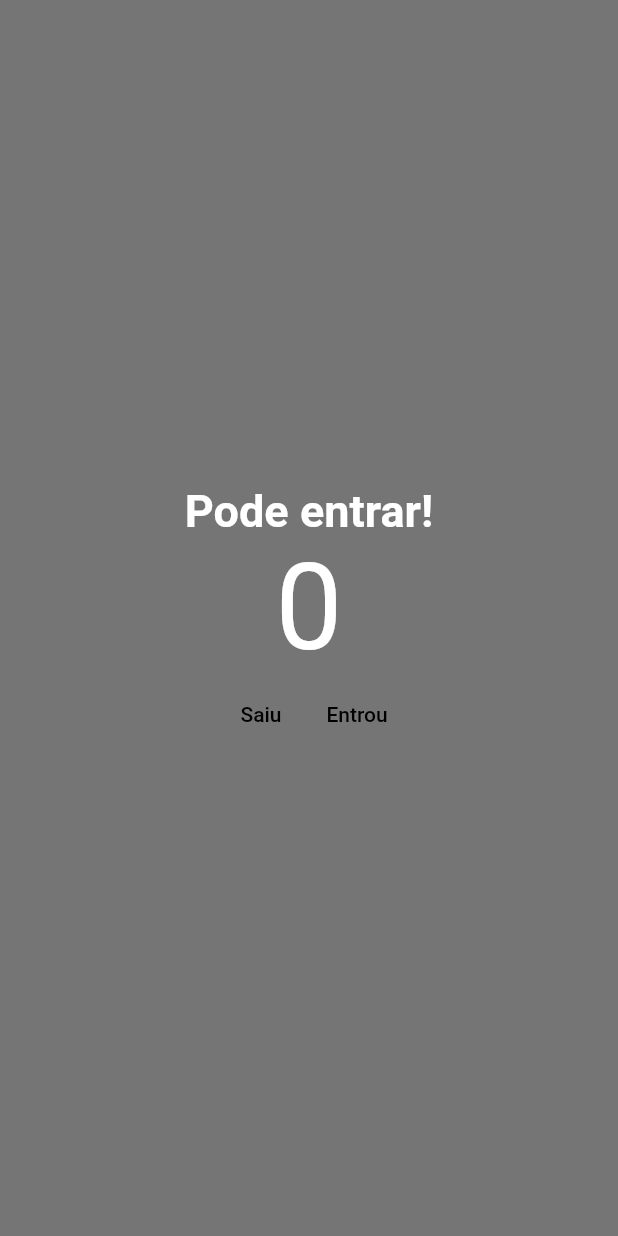
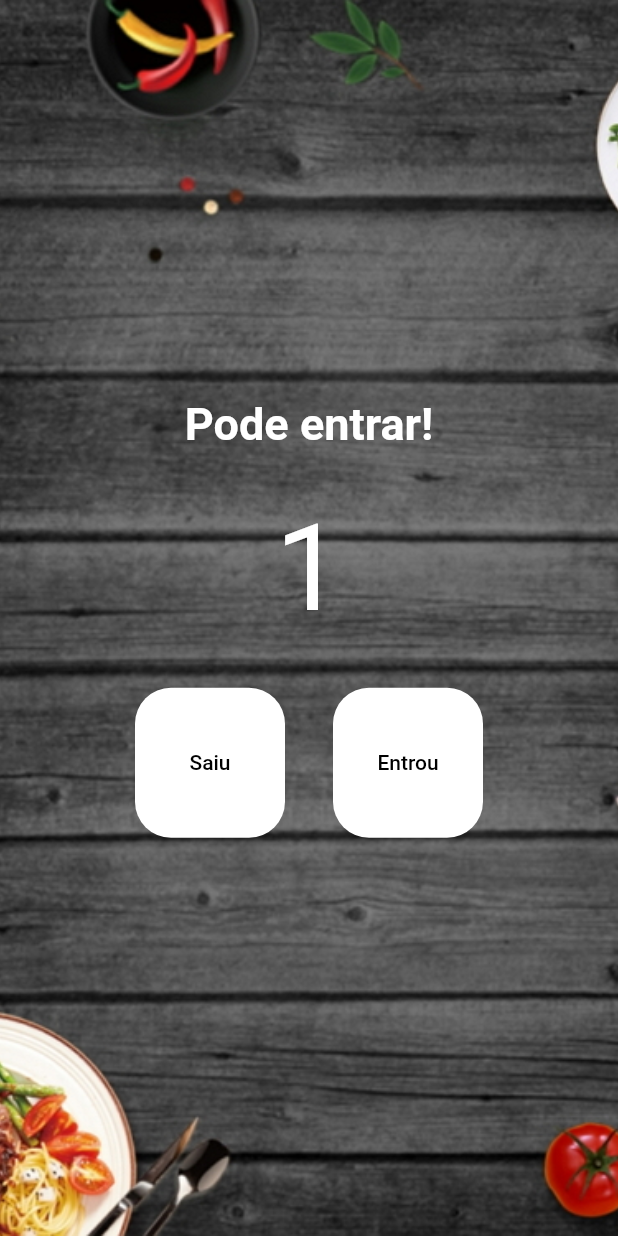
Before and after one commit to tiagofribeiro/flutter-basics, a Flutter app: the screen it shows after launch, after a tap on "Entrou", on a phone screen of 412 x 824 dp. Run offline on Flutter 3.47's test engine with Material 2 defaults, Android fonts, the phone set to English and light mode, and no system bars.

Commit message:
Finished app
Added StatefulWidget, functional counter, bg image and number verifications (get isEmpty/isFull)

```diff
--- a/lib/main.dart
+++ b/lib/main.dart
@@ -12,69 +12,116 @@ class MyApp extends StatelessWidget {
 
   @override
   Widget build(BuildContext context) {
-    return const MaterialApp(
+    return MaterialApp(
+      debugShowCheckedModeBanner: false,
       home: HomePage(),
     );
   }
 }
 
-// Classe para manipulação da página inicial
-class HomePage extends StatelessWidget {
+class HomePage extends StatefulWidget {
   const HomePage({Key? key}) : super(key: key);
 
+  @override
+  State<HomePage> createState() => _HomePageState();
+}
+
+class _HomePageState extends State<HomePage> {
+  int count = 0;
+
   void decrementCount() {
-    print('Uma pessoa saiu');
+    setState(() {
+      count--;
+      print(count);
+    });
   }
 
   void incrementCount() {
-    print('Uma pessoa entrou');
+    setState(() {
+      count++;
+      print(count);
+    });
   }
+
+  bool get isEmpty => count == 0;
+  bool get isFull => count == 20;
 
   @override
   Widget build(BuildContext context) {
     return Scaffold(
       backgroundColor: Colors.black54,
-      body: Column(
+      body: Container(
+        decoration: const BoxDecoration(
+            image: DecorationImage(
+          image: AssetImage('assets/img/bg.png'),
+          fit: BoxFit.cover,
+        )),
+        child: Column(
           mainAxisAlignment: MainAxisAlignment.center,
           children: [
-          const Text(
-            'Pode entrar!',
+            Text(
+              isFull ? 'Lotado' : 'Pode entrar!',
               style: TextStyle(
                 fontSize: 30,
                 fontWeight: FontWeight.w600,
-              color: Colors.white,
+                color: isFull ? Colors.redAccent : Colors.white,
               ),
             ),
-          const Text(
-            '0',
+            Padding(
+              padding: const EdgeInsets.all(32),
+              child: Text(
+                '$count', // or count.toString()
                 style: TextStyle(
                   fontSize: 80,
-              color: Colors.white,
+                  color: isFull ? Colors.redAccent : Colors.white,
+                ),
               ),
             ),
             Row(
               mainAxisAlignment: MainAxisAlignment.center,
               children: [
                 TextButton(
-                onPressed: decrementCount,
-                child: Text(
+                  onPressed: isEmpty ? null : decrementCount,
+                  style: TextButton.styleFrom(
+                    backgroundColor:
+                        isEmpty ? Colors.white.withOpacity(0.2) : Colors.white,
+                    fixedSize: const Size(100, 100),
+                    primary: Colors.black,
+                    shape: RoundedRectangleBorder(
+                      borderRadius: BorderRadius.circular(24),
+                    ),
+                  ),
+                  child: const Text(
                     'Saiu',
                     style: TextStyle(
                       color: Colors.black,
                     ),
                   ),
                 ),
+                const SizedBox(width: 32),
                 TextButton(
-                onPressed: incrementCount,
-                child: Text('Entrou',
+                  onPressed: isFull ? null : incrementCount,
+                  style: TextButton.styleFrom(
+                    backgroundColor:
+                        isFull ? Colors.white.withOpacity(0.2) : Colors.white,
+                    fixedSize: const Size(100, 100),
+                    primary: Colors.black,
+                    shape: RoundedRectangleBorder(
+                      borderRadius: BorderRadius.circular(24),
+                    ),
+                  ),
+                  child: const Text(
+                    'Entrou',
                     style: TextStyle(
                       color: Colors.black,
-                  ),),
+                    ),
+                  ),
                 ),
               ],
             ),
           ],
         ),
+      ),
     );
   }
 }
--- a/pubspec.yaml
+++ b/pubspec.yaml
@@ -61,6 +61,8 @@ flutter:
   # assets:
   #   - images/a_dot_burr.jpeg
   #   - images/a_dot_ham.jpeg
+  assets:
+    - assets/img/
 
   # An image asset can refer to one or more resolution-specific "variants", see
   # https://flutter.dev/assets-and-images/#resolution-aware.
```
Also changed, not shown: assets/img/bg.png (added). Lines whose indentation alone changed are shown as unchanged.
